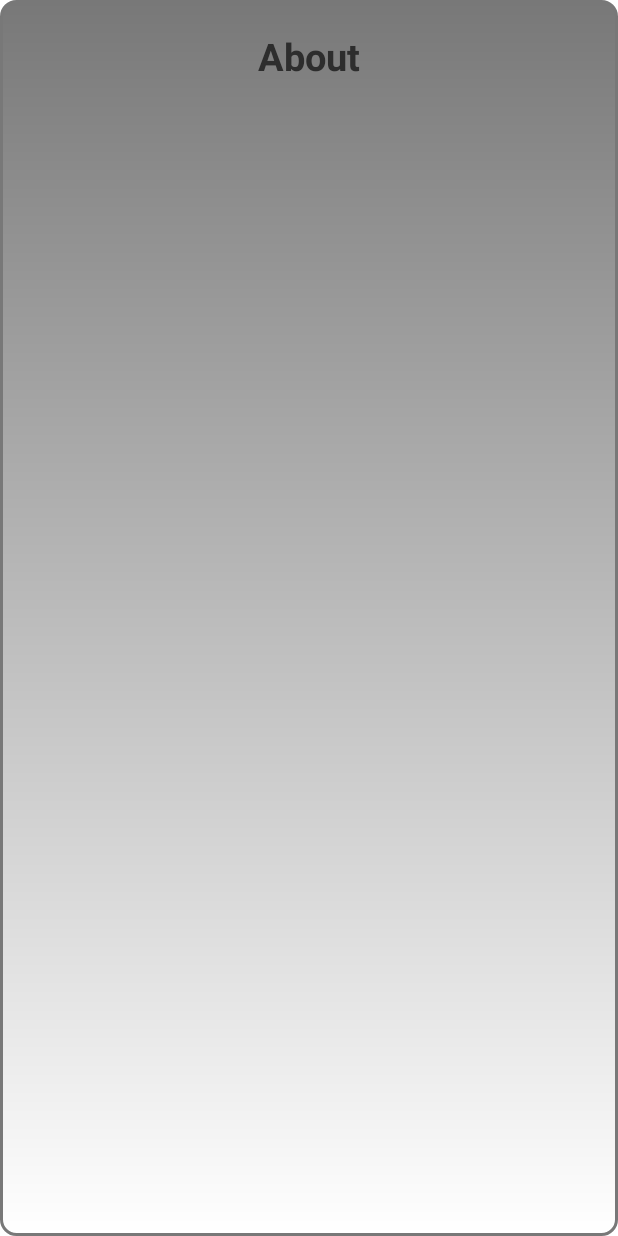
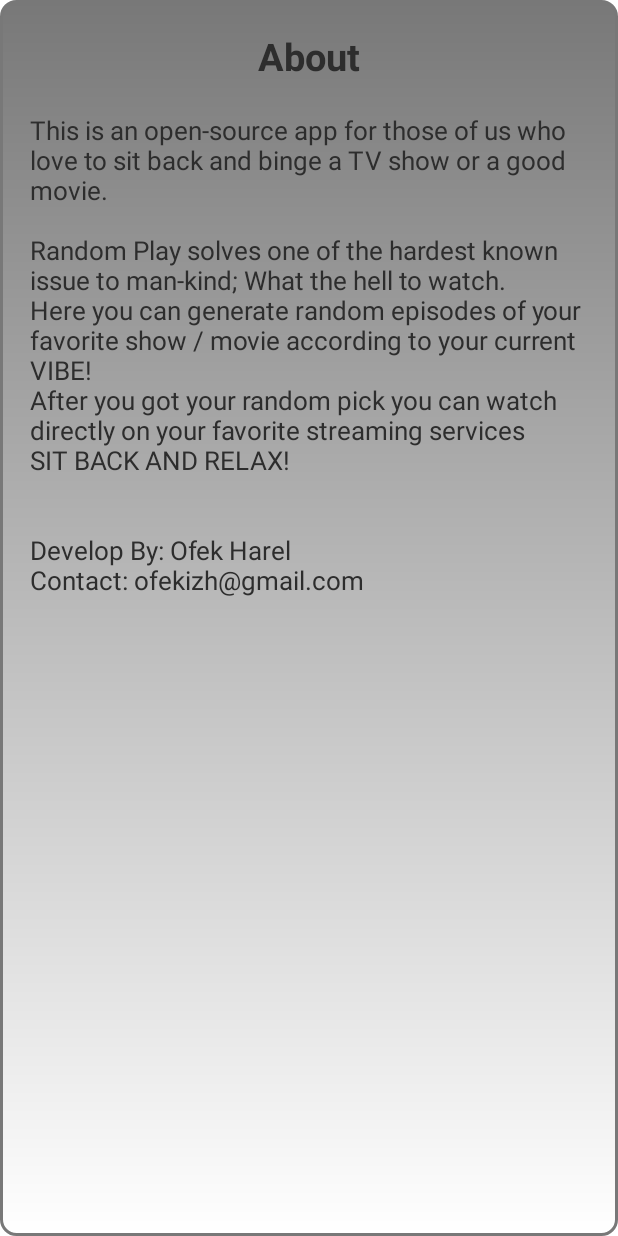
Before and after one commit to OfekHarel/Random-Play, an Android app: the layout pop_up_pref_about.xml on its own in the app's theme, with its tools: preview values and no code run, on a phone screen of 412 x 824 dp. Run offline under Robolectric (Android 15) with nearby library versions, the phone set to English and light mode, and no system bars.

Commit message:
About is ready
Signed-off-by: Ofek Harel <ofekizh@gmail.com>

```diff
--- a/app/src/main/AndroidManifest.xml
+++ b/app/src/main/AndroidManifest.xml
@@ -18,7 +18,7 @@
             android:name=".Activities.StreamingServicesLogoManager"
             android:exported="true" />
         <activity
-            android:name=".Activities.preff.PopUpPrefActivity"
+            android:name=".Activities.preff.PopUpMovieSeriesPrefActivity"
             android:screenOrientation="portrait"
             android:theme="@style/Theme.RandomPlay.popWindow" />
         <activity
--- a/app/src/main/java/com/horizon/randomplay/Activities/preff/PopUpPrefActivity.java
+++ b/app/src/main/java/com/horizon/randomplay/Activities/preff/PopUpMovieSeriesPrefActivity.java
@@ -16,7 +16,7 @@ import com.horizon.randomplay.util.Vars;
 import java.util.ArrayList;
 import java.util.Collections;
 
-public class PopUpPrefActivity extends BaseActivity {
+public class PopUpMovieSeriesPrefActivity extends BaseActivity {
 
     private ListView listView;
     private ListView toggle;
--- a/app/src/main/java/com/horizon/randomplay/Activities/preff/PrefFragment.java
+++ b/app/src/main/java/com/horizon/randomplay/Activities/preff/PrefFragment.java
@@ -58,7 +58,7 @@ public class PrefFragment extends BaseFragment {
         getActivity().getWindowManager().getDefaultDisplay().getMetrics(dm);
         int width = dm.widthPixels;
         int height = dm.heightPixels;
-        dialog.getWindow().setLayout((int) (width * 0.98), (int) (height * 0.5));
+        dialog.getWindow().setLayout((int) (width * 0.98), (int) (height * 0.655));
 
         WindowManager.LayoutParams params = dialog.getWindow().getAttributes();
         dialog.getWindow().setBackgroundDrawable(new ColorDrawable(Color.TRANSPARENT));
--- a/app/src/main/res/layout/fragment_pref.xml
+++ b/app/src/main/res/layout/fragment_pref.xml
@@ -44,10 +44,10 @@
         android:gravity="center_horizontal"
         android:outlineProvider="bounds"
         android:paddingVertical="10dp"
-        android:text="About Us"
+        android:text="About"
         android:textColor="@color/app_black"
         android:textSize="15sp"
-        android:visibility="invisible"
+        android:visibility="visible"
         android:translationY="30dp" />
 
     <Button
@@ -59,7 +59,7 @@
         android:gravity="center_horizontal"
         android:outlineProvider="bounds"
         android:paddingVertical="10dp"
-        android:text="Support Us"
+        android:text="Support"
         android:textColor="@color/app_black"
         android:textSize="15sp"
         android:visibility="invisible"
--- a/app/src/main/res/layout/pop_up_pref_about.xml
+++ b/app/src/main/res/layout/pop_up_pref_about.xml
@@ -5,7 +5,7 @@
     xmlns:android="http://schemas.android.com/apk/res/android"
     android:layout_width="match_parent"
     android:layout_height="match_parent"
-    tools:context=".Activities.preff.PopUpPrefActivity"
+    tools:context=".Activities.preff.PopUpMovieSeriesPrefActivity"
     android:paddingHorizontal="0dp"
     android:background="@drawable/circleback"
     android:id="@+id/pop_container">
@@ -19,5 +19,23 @@
         android:textSize="25sp"
         android:paddingVertical="20dp"
         android:textStyle="bold"
-        android:id="@+id/pref_title"/>
+        android:id="@+id/about_pref_title"/>
+
+    <TextView
+        android:layout_width="match_parent"
+        android:layout_height="wrap_content"
+        android:layout_marginHorizontal="20dp"
+        android:layout_below="@id/about_pref_title"
+        android:textColor="@color/app_black"
+        android:textDirection="ltr"
+        android:textSize="17sp"
+        android:gravity="start"
+        android:text="This is an open-source app for those of us who love to sit back and binge a TV show or a good movie.
+                    \n\nRandom Play solves one of the hardest known issue to man-kind; What the hell to watch.
+                    \nHere you can generate random episodes of your favorite show / movie according to your current VIBE!
+                    \nAfter you got your random pick you can watch directly on your favorite streaming services
+                    \nSIT BACK AND RELAX!
+                    \n\n\nDevelop By: Ofek Harel
+                    \nContact: ofekizh@gmail.com"
+        android:id="@+id/about_pref_text"/>
 </RelativeLayout>
--- a/app/src/main/res/layout/pop_up_pref_movies_series.xml
+++ b/app/src/main/res/layout/pop_up_pref_movies_series.xml
@@ -5,7 +5,7 @@
     xmlns:android="http://schemas.android.com/apk/res/android"
     android:layout_width="match_parent"
     android:layout_height="match_parent"
-    tools:context=".Activities.preff.PopUpPrefActivity"
+    tools:context=".Activities.preff.PopUpMovieSeriesPrefActivity"
     android:paddingHorizontal="0dp"
     android:background="@drawable/circleback"
     android:id="@+id/pop_container">
@@ -24,8 +24,8 @@
     <ListView
         android:id="@+id/pref_list_set"
         android:layout_width="match_parent"
-        android:layout_height="50dp"
-        android:layout_marginVertical="20dp"
+        android:layout_height="wrap_content"
+        android:layout_marginVertical="7dp"
         android:layout_marginHorizontal="30dp"
         android:layout_gravity="center_vertical"
         android:divider="@android:color/transparent"
--- a/app/src/main/res/values/themes.xml
+++ b/app/src/main/res/values/themes.xml
@@ -15,7 +15,6 @@
     </style>
 
     <style name="Theme.RandomPlay.popWindow" parent="Theme.AppCompat.NoActionBar">
-        <item name="android:windowAnimationStyle">@android:style/Animation</item>
         <item name="android:windowIsTranslucent">true</item>
         <item name="android:windowCloseOnTouchOutside">true</item>
     </style>
```
